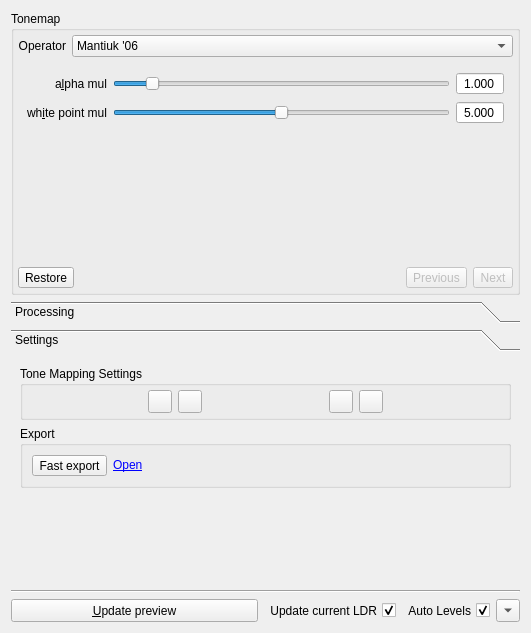
Before: the Qt Designer form src/TonemappingPanel/TonemappingPanel.ui in LuminanceHDR/LuminanceHDR, drawn with Qt 5.
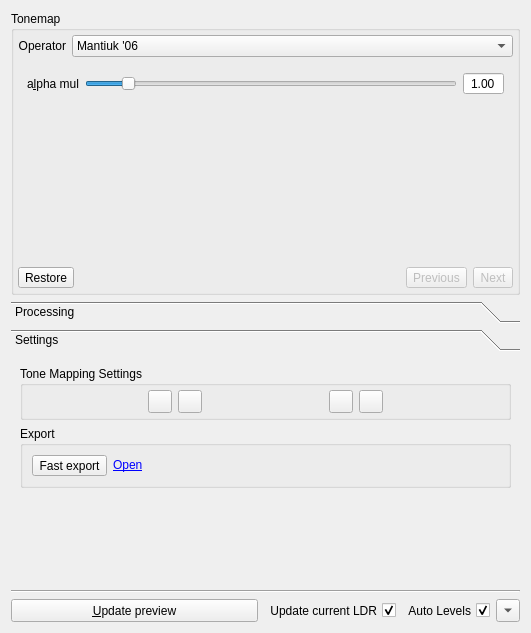
After: the same form once the commit is applied. The open tabs and pages were chosen to show the change. Icons and pictures are not drawn.

Commit message: get rid of white point multiplier #153

Patch:
```diff
--- a/src/TonemappingPanel/TonemappingPanel.ui
+++ b/src/TonemappingPanel/TonemappingPanel.ui
@@ -3509,10 +3509,10 @@
                <cursorShape>PointingHandCursor</cursorShape>
               </property>
               <property name="maximum">
-               <number>10000</number>
+               <number>100</number>
               </property>
               <property name="value">
-               <number>1000</number>
+               <number>10</number>
               </property>
               <property name="orientation">
                <enum>Qt::Horizontal</enum>
@@ -3528,7 +3528,7 @@
                <enum>QAbstractSpinBox::NoButtons</enum>
               </property>
               <property name="decimals">
-               <number>3</number>
+               <number>2</number>
               </property>
               <property name="minimum">
                <double>0.010000000000000</double>
@@ -3544,87 +3544,6 @@
               </property>
              </widget>
             </item>
-            <item row="1" column="0">
-             <widget class="QLabel" name="label_lischinski_white_point">
-              <property name="sizePolicy">
-               <sizepolicy hsizetype="Minimum" vsizetype="Minimum">
-                <horstretch>0</horstretch>
-                <verstretch>0</verstretch>
-               </sizepolicy>
-              </property>
-              <property name="minimumSize">
-               <size>
-                <width>0</width>
-                <height>0</height>
-               </size>
-              </property>
-              <property name="maximumSize">
-               <size>
-                <width>16777215</width>
-                <height>16777215</height>
-               </size>
-              </property>
-              <property name="text">
-               <string>wh&amp;ite point mul</string>
-              </property>
-              <property name="alignment">
-               <set>Qt::AlignRight|Qt::AlignTrailing|Qt::AlignVCenter</set>
-              </property>
-              <property name="wordWrap">
-               <bool>true</bool>
-              </property>
-              <property name="buddy">
-               <cstring>chromaticAdaptSlider</cstring>
-              </property>
-             </widget>
-            </item>
-            <item row="1" column="1">
-             <widget class="QSlider" name="lischinski_white_point_Slider">
-              <property name="sizePolicy">
-               <sizepolicy hsizetype="MinimumExpanding" vsizetype="Minimum">
-                <horstretch>0</horstretch>
-                <verstretch>0</verstretch>
-               </sizepolicy>
-              </property>
-              <property name="cursor">
-               <cursorShape>PointingHandCursor</cursorShape>
-              </property>
-              <property name="maximum">
-               <number>10000</number>
-              </property>
-              <property name="value">
-               <number>5000</number>
-              </property>
-              <property name="orientation">
-               <enum>Qt::Horizontal</enum>
-              </property>
-             </widget>
-            </item>
-            <item row="1" column="2">
-             <widget class="QDoubleSpinBox" name="lischinski_white_point_Dsb">
-              <property name="alignment">
-               <set>Qt::AlignCenter</set>
-              </property>
-              <property name="buttonSymbols">
-               <enum>QAbstractSpinBox::NoButtons</enum>
-              </property>
-              <property name="decimals">
-               <number>3</number>
-              </property>
-              <property name="minimum">
-               <double>0.001000000000000</double>
-              </property>
-              <property name="maximum">
-               <double>10.000000000000000</double>
-              </property>
-              <property name="singleStep">
-               <double>0.100000000000000</double>
-              </property>
-              <property name="value">
-               <double>5.000000000000000</double>
-              </property>
-             </widget>
-            </item>
            </layout>
           </item>
           <item row="1" column="0">
```
Left out of the diff: 4 changed lines with no effect on the pictures. The commit also changes 13 other files.
